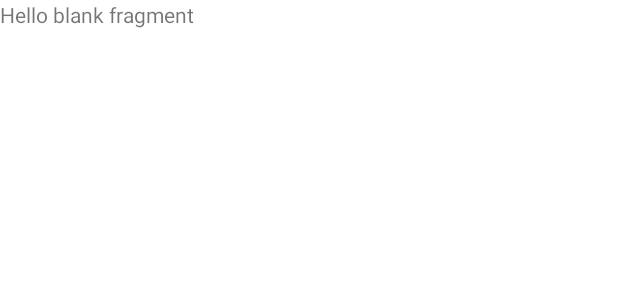
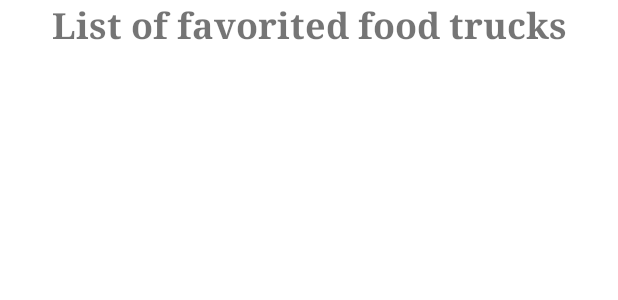
Before and after one commit to Build-Week-FoodTruck-TrackR/AND, an Android app: the layout fragment_favorites.xml on its own in the app's theme, with its tools: preview values and no code run, on a phone screen of 412 x 824 dp. Shown: the top 300 px of the screen. Run offline under Robolectric (Android 15) with nearby library versions, the phone set to English and light mode, and no system bars.

Commit message:
menu viewing in vendor works, working on favorites fragment

```diff
--- a/Foodtruck/app/src/main/res/layout/foodtruck_item_layout.xml
+++ b/Foodtruck/app/src/main/res/layout/foodtruck_item_layout.xml
@@ -43,6 +43,7 @@
         app:layout_constraintTop_toTopOf="parent" />
 
     <Button
+        android:id="@+id/btn_view_menu"
         android:layout_width="wrap_content"
         android:layout_height="wrap_content"
         android:layout_marginStart="148dp"
--- a/Foodtruck/app/src/main/res/layout/fragment_favorites.xml
+++ b/Foodtruck/app/src/main/res/layout/fragment_favorites.xml
@@ -1,14 +1,24 @@
 <?xml version="1.0" encoding="utf-8"?>
-<FrameLayout xmlns:android="http://schemas.android.com/apk/res/android"
+<LinearLayout xmlns:android="http://schemas.android.com/apk/res/android"
     xmlns:tools="http://schemas.android.com/tools"
     android:layout_width="match_parent"
     android:layout_height="match_parent"
+    android:orientation="vertical"
     tools:context=".ui.foodie.fragments.Favorites">
 
-    <!-- TODO: Update blank fragment layout -->
     <TextView
+        android:id="@+id/tv_favorites"
+        android:text="@string/list_of_favorited_food_trucks"
+        style="@style/HeaderTextStyle"
+        android:textSize="24sp"
+        android:gravity="center_horizontal"
         android:layout_width="match_parent"
-        android:layout_height="match_parent"
-        android:text="@string/hello_blank_fragment" />
+        android:layout_height="wrap_content"
+        android:layout_marginBottom="20dp"/>
 
-</FrameLayout>
+    <androidx.recyclerview.widget.RecyclerView
+        android:id="@+id/recycler_view_favorites"
+        android:layout_width="match_parent"
+        android:layout_height="500dp"/>
+
+</LinearLayout>
--- a/Foodtruck/app/src/main/res/values/strings.xml
+++ b/Foodtruck/app/src/main/res/values/strings.xml
@@ -28,4 +28,5 @@
     <string name="no_menu_items_added_yet">No menu items added yet</string>
     <string name="foodie">Foodie</string>
     <string name="description">Description</string>
+    <string name="list_of_favorited_food_trucks">List of favorited food trucks</string>
 </resources>
```
Also changed, not shown: Foodtruck/app/src/main/java/com/example/foodtruck/adapters/vendor/FoodtruckListAdapter.kt (+10 -0 lines), Foodtruck/app/src/main/java/com/example/foodtruck/ui/foodie/fragments/Favorites.kt (+6 -3 lines), Foodtruck/app/src/main/java/com/example/foodtruck/ui/vendor/fragments/MenuCreationScreen.kt (+7 -1 lines).
